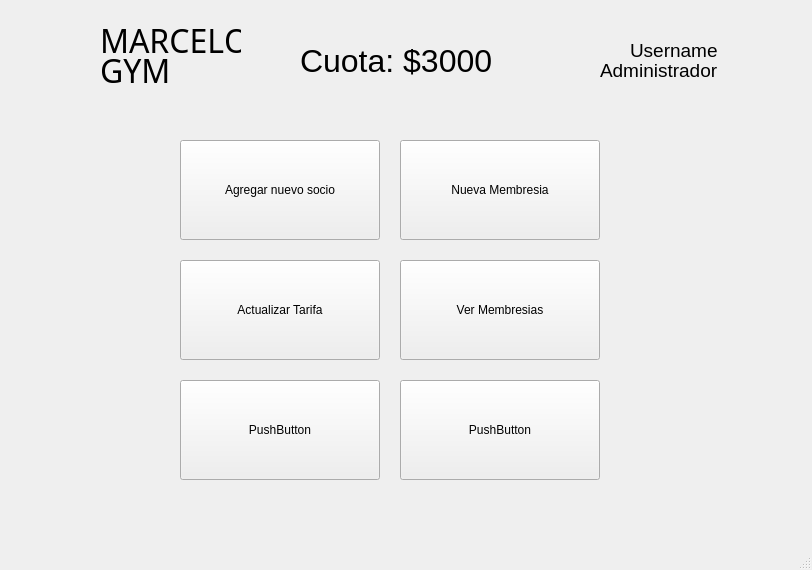
Old version of the form Pantallas qt/main.ui in the repository Sluur/gym_marcelo.
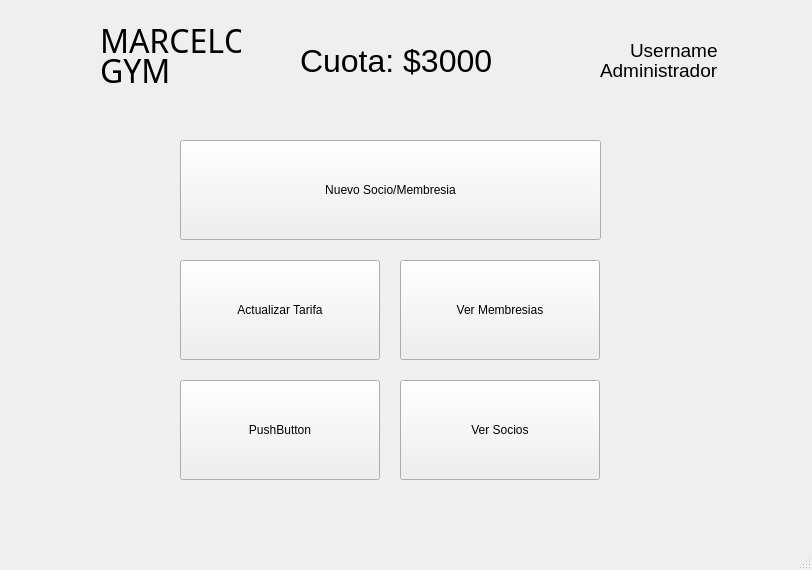
New version of the form.

Patch:
```diff
--- a/Pantallas qt/main.ui
+++ b/Pantallas qt/main.ui
@@ -17,23 +17,7 @@
    <string notr="true">background rgb(226, 226, 226)</string>
   </property>
   <widget class="QWidget" name="centralwidget">
-   <widget class="QPushButton" name="btnNewM">
-    <property name="enabled">
-     <bool>true</bool>
-    </property>
-    <property name="geometry">
-     <rect>
-      <x>400</x>
-      <y>140</y>
-      <width>200</width>
-      <height>100</height>
-     </rect>
-    </property>
-    <property name="text">
-     <string>Nueva Membresia</string>
-    </property>
-   </widget>
-   <widget class="QPushButton" name="btnNewS">
+   <widget class="QPushButton" name="btnNew">
     <property name="enabled">
      <bool>true</bool>
     </property>
@@ -41,12 +25,12 @@
      <rect>
       <x>180</x>
       <y>140</y>
-      <width>200</width>
+      <width>421</width>
       <height>100</height>
      </rect>
     </property>
     <property name="text">
-     <string>Agregar nuevo socio</string>
+     <string>Nuevo Socio/Membresia</string>
     </property>
    </widget>
    <widget class="QPushButton" name="pushButton_3">
@@ -62,7 +46,7 @@
      </rect>
     </property>
     <property name="text">
-     <string>PushButton</string>
+     <string>Ver Socios</string>
     </property>
    </widget>
    <widget class="QPushButton" name="pushButton_4">
```
